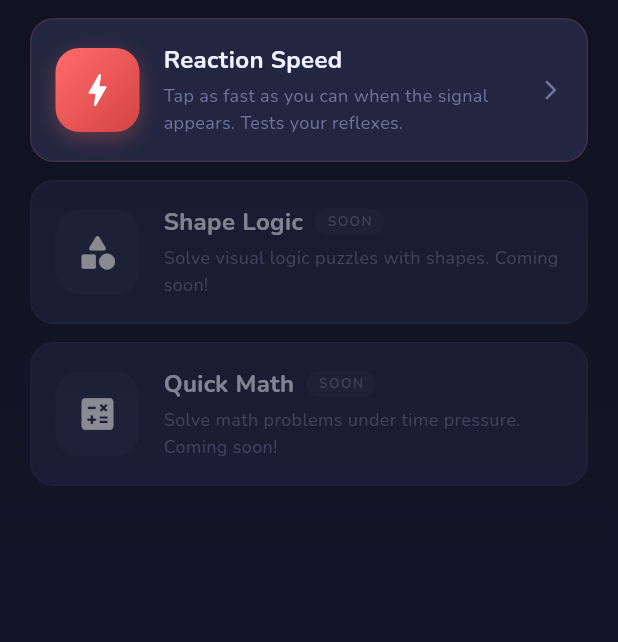
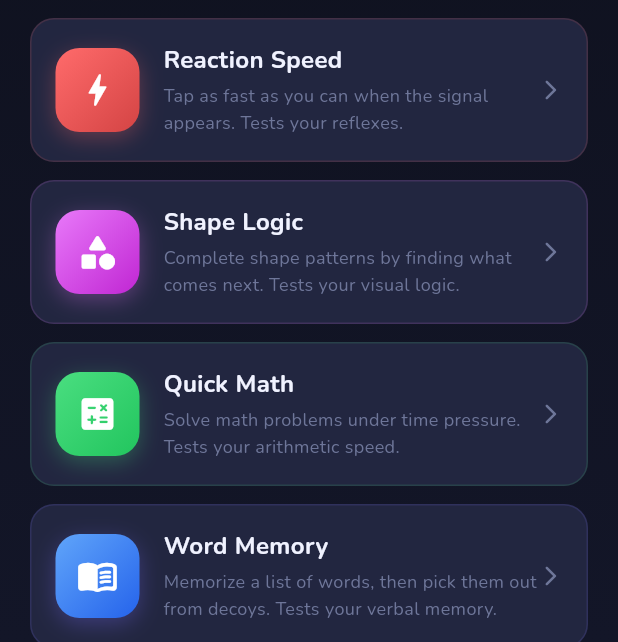
Before and after one commit to kmeshal2024/infinite-brain-challenge, a Flutter app: the GameSelectionScreen screen opened by its route, on a phone screen of 412 x 824 dp, the part 594-1236 px from its top. Run offline on Flutter 3.47's test engine with Material 3 defaults, Android fonts, the phone set to English and light mode, and no system bars; our stand-ins replace flutter_animate, flutter_riverpod, go_router, google_fonts, shared_preferences; accounts and stored records are empty.

Commit message:
Target Android 16 (API 36) and add Chimp Test mini-game
Google Play now requires targetSdk 36 for all app updates. Bump
version to 1.3.2+8 and update the Android toolchain to produce an
AAB that satisfies the requirement.

Android build:
- AGP 8.7.3 -> 8.9.1 (minimum for official compileSdk 36 support)
- compileSdk and targetSdk pinned to 36 explicitly (no longer tied
  to flutter.compileSdkVersion / flutter.targetSdkVersion)
- Added android:enableOnBackInvokedCallback="true" so Android 16
  predictive-back is handled by the Flutter embedding

New game: Chimp Test (classic working-memory challenge)
- 5x5 grid; numbers 1..N placed at random cells, previewed, then
  hidden; player taps them in ascending order
- Difficulty: starts at 4 numbers and scales to 15 with level;
  preview window shortens as the level climbs
- Follows the existing MiniGameController / difficulty / result /
  pause-dialog / hint patterns; auto-registers in the game picker
  via GameInfo.allGames

Co-Authored-By: Claude Opus 4.7 <noreply@anthropic.com>

```diff
--- a/lib/core/constants/app_constants.dart
+++ b/lib/core/constants/app_constants.dart
@@ -20,6 +20,11 @@ class GameConstants {
   static const int patternMemoryGridSize = 9; // 3x3
   static const int patternMemoryShowDurationMs = 800;
   static const int patternMemoryHideDurationMs = 300;
+
+  // Chimp Test (number-position working memory)
+  static const int chimpTestStartCount = 4;
+  static const int chimpTestMaxCount = 15;
+  static const int chimpTestPreviewMs = 2500;
 
   // Number Sequence
   static const int numberSequenceChoiceCount = 4;
--- a/lib/core/models/game_type.dart
+++ b/lib/core/models/game_type.dart
@@ -7,8 +7,12 @@ enum GameType {
   numberSequence,
   oddOneOut,
   reactionSpeed,
-  shapeLogic,     // future
-  quickMath,      // future
+  shapeLogic,
+  quickMath,
+  wordMemory,
+  colorMatch,
+  mathPuzzle24,
+  chimpTest,
 }
 
 /// Static metadata for each game type
@@ -96,8 +100,8 @@ class GameInfo {
       type: GameType.shapeLogic,
       id: 'shape_logic',
       name: 'Shape Logic',
-      description: 'Solve visual logic puzzles with shapes. Coming soon!',
-      shortDescription: 'Coming soon',
+      description: 'Complete shape patterns by finding what comes next. Tests your visual logic.',
+      shortDescription: 'Complete the pattern',
       icon: Icons.category_rounded,
       color: AppColors.puzzleColor,
       gradient: const LinearGradient(
@@ -105,14 +109,13 @@ class GameInfo {
         begin: Alignment.topLeft,
         end: Alignment.bottomRight,
       ),
-      isAvailable: false,
     ),
     GameInfo(
       type: GameType.quickMath,
       id: 'quick_math',
       name: 'Quick Math',
-      description: 'Solve math problems under time pressure. Coming soon!',
-      shortDescription: 'Coming soon',
+      description: 'Solve math problems under time pressure. Tests your arithmetic speed.',
+      shortDescription: 'Solve fast!',
       icon: Icons.calculate_rounded,
       color: AppColors.mathColor,
       gradient: const LinearGradient(
@@ -120,7 +123,62 @@ class GameInfo {
         begin: Alignment.topLeft,
         end: Alignment.bottomRight,
       ),
-      isAvailable: false,
+    ),
+    GameInfo(
+      type: GameType.wordMemory,
+      id: 'word_memory',
+      name: 'Word Memory',
+      description: 'Memorize a list of words, then pick them out from decoys. Tests your verbal memory.',
+      shortDescription: 'Remember the words',
+      icon: Icons.menu_book_rounded,
+      color: AppColors.memoryColor,
+      gradient: const LinearGradient(
+        colors: [Color(0xFF60A5FA), Color(0xFF2563EB)],
+        begin: Alignment.topLeft,
+        end: Alignment.bottomRight,
+      ),
+    ),
+    GameInfo(
+      type: GameType.colorMatch,
+      id: 'color_match',
+      name: 'Color Match',
+      description: 'Does the word match the ink color? A classic Stroop test for your focus.',
+      shortDescription: 'Focus under pressure',
+      icon: Icons.palette_rounded,
+      color: AppColors.speedColor,
+      gradient: const LinearGradient(
+        colors: [Color(0xFFF472B6), Color(0xFFDB2777)],
+        begin: Alignment.topLeft,
+        end: Alignment.bottomRight,
+      ),
+    ),
+    GameInfo(
+      type: GameType.mathPuzzle24,
+      id: 'math_puzzle_24',
+      name: 'Math 24',
+      description: 'Use all 4 numbers with + − × ÷ to reach 24. Tests your math creativity.',
+      shortDescription: 'Reach 24!',
+      icon: Icons.extension_rounded,
+      color: AppColors.mathColor,
+      gradient: const LinearGradient(
+        colors: [Color(0xFFFBBF24), Color(0xFFD97706)],
+        begin: Alignment.topLeft,
+        end: Alignment.bottomRight,
+      ),
+    ),
+    GameInfo(
+      type: GameType.chimpTest,
+      id: 'chimp_test',
+      name: 'Chimp Test',
+      description: 'Memorize number positions on a grid, then tap them in order. Tests your working memory.',
+      shortDescription: 'Tap in order 1 → N',
+      icon: Icons.psychology_alt_rounded,
+      color: AppColors.memoryColor,
+      gradient: const LinearGradient(
+        colors: [Color(0xFF34D399), Color(0xFF059669)],
+        begin: Alignment.topLeft,
+        end: Alignment.bottomRight,
+      ),
     ),
   ];
 
```
Also changed, not shown: lib/games/chimp_test/chimp_test_screen.dart (added, +556 -0 lines), lib/routing/app_router.dart (+18 -0 lines), pubspec.yaml (+8 -7 lines), 3 other files.
